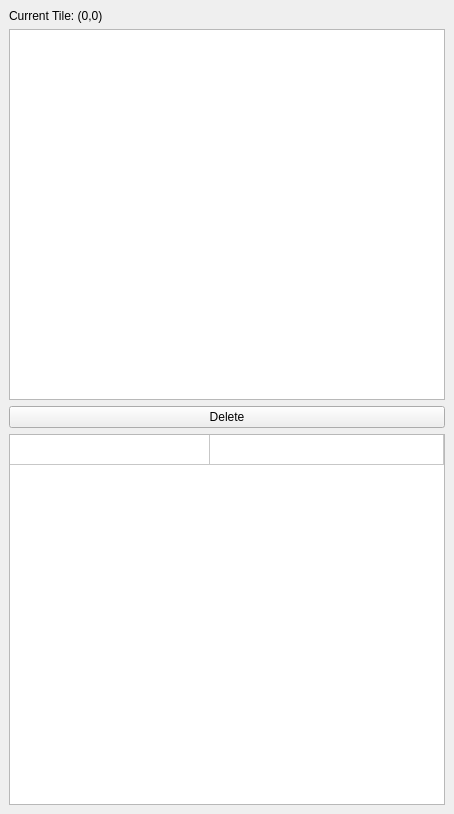
Before: the Qt Designer form src/editor/gui/sceneGraphWindow.ui in snizzo/lucrezia, drawn with Qt 5.
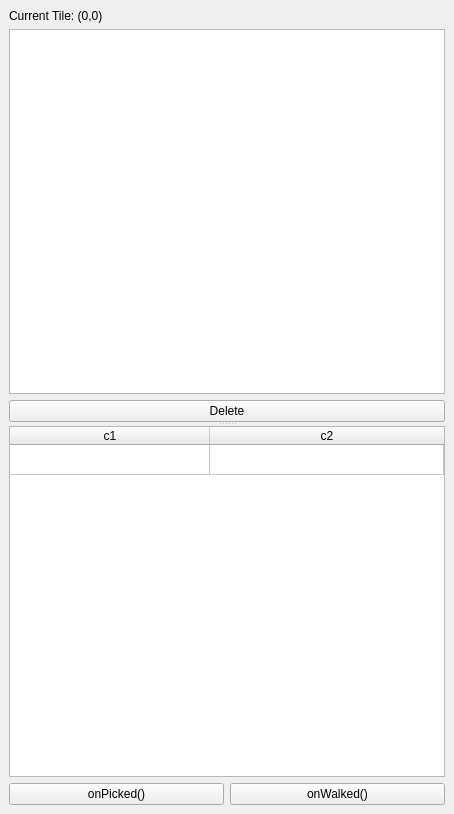
After: the same form once the commit is applied.

Commit message: Added possibility of live editing onWalked and onPicked following a handy script files structure

Patch:
```diff
--- a/src/editor/gui/sceneGraphWindow.ui
+++ b/src/editor/gui/sceneGraphWindow.ui
@@ -14,6 +14,13 @@
    <string>Scene Graph Browser</string>
   </property>
   <widget class="QWidget" name="centralwidget">
+   <layout class="QVBoxLayout" name="verticalLayout_3">
+    <item>
+     <widget class="QSplitter" name="splitter">
+      <property name="orientation">
+       <enum>Qt::Vertical</enum>
+      </property>
+      <widget class="QWidget" name="layoutWidget">
    <layout class="QVBoxLayout" name="verticalLayout">
     <item>
      <widget class="QLabel" name="cellinfo">
@@ -51,8 +58,6 @@
      </widget>
     </item>
     <item>
-     <layout class="QHBoxLayout" name="horizontalLayout">
-      <item>
        <widget class="QPushButton" name="deleteCurrent">
         <property name="text">
          <string>Delete</string>
@@ -60,12 +65,10 @@
        </widget>
       </item>
      </layout>
-    </item>
+      </widget>
+      <widget class="QWidget" name="">
+       <layout class="QVBoxLayout" name="verticalLayout_2">
     <item>
-     <widget class="QSplitter" name="splitter">
-      <property name="orientation">
-       <enum>Qt::Vertical</enum>
-      </property>
       <widget class="QTableWidget" name="propertiesTable">
        <property name="horizontalScrollBarPolicy">
         <enum>Qt::ScrollBarAlwaysOff</enum>
@@ -79,8 +82,11 @@
        <property name="gridStyle">
         <enum>Qt::SolidLine</enum>
        </property>
+          <property name="sortingEnabled">
+           <bool>false</bool>
+          </property>
        <attribute name="horizontalHeaderVisible">
-        <bool>false</bool>
+           <bool>true</bool>
        </attribute>
        <attribute name="horizontalHeaderDefaultSectionSize">
         <number>200</number>
@@ -112,6 +118,27 @@
          <string>c2</string>
         </property>
        </column>
+         </widget>
+        </item>
+        <item>
+         <layout class="QHBoxLayout" name="horizontalLayout">
+          <item>
+           <widget class="QPushButton" name="onPickedButton">
+            <property name="text">
+             <string>onPicked()</string>
+            </property>
+           </widget>
+          </item>
+          <item>
+           <widget class="QPushButton" name="onWalkedButton">
+            <property name="text">
+             <string>onWalked()</string>
+            </property>
+           </widget>
+          </item>
+         </layout>
+        </item>
+       </layout>
       </widget>
      </widget>
     </item>
```
Lines whose indentation alone changed are shown as unchanged. The commit also changes 8 other files.
